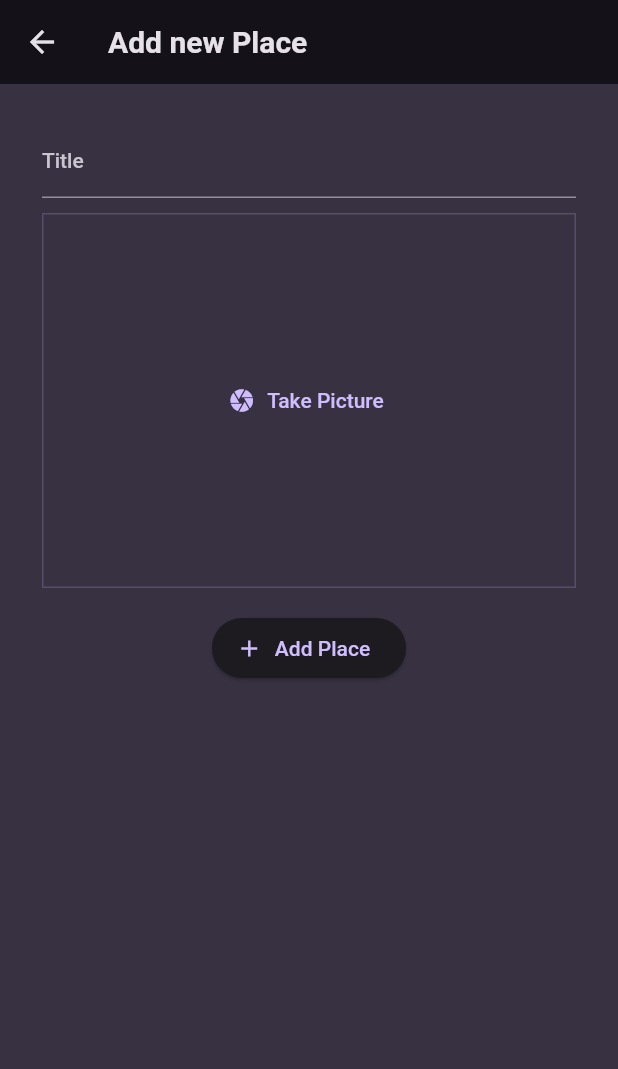
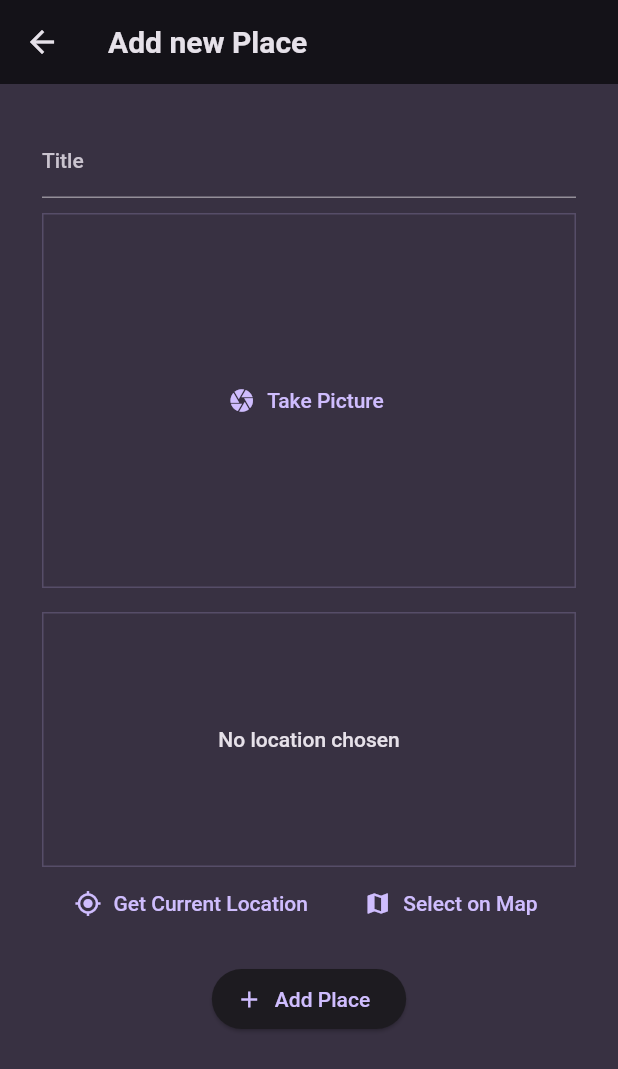
Before and after one commit to Jaehan-Kevin-Kim/Flutter_Favorite_Place, a Flutter app: the screen it shows after launch, after a tap on the "add" icon, on a phone screen of 412 x 824 dp. Shown: the top 1069 px of the screen. Run offline on Flutter 3.47's test engine with Material 2 defaults, Android fonts, the phone set to English and light mode, and no system bars; our stand-ins replace flutter_dotenv, flutter_riverpod, google_fonts, google_maps_flutter, image_picker, location; network calls fail.

Commit message:
Implemented google map features

```diff
--- a/lib/main.dart
+++ b/lib/main.dart
@@ -1,5 +1,6 @@
 import 'package:favorite_place/screens/places.dart';
 import 'package:flutter/material.dart';
+import 'package:flutter_dotenv/flutter_dotenv.dart';
 import 'package:flutter_riverpod/flutter_riverpod.dart';
 import 'package:google_fonts/google_fonts.dart';
 
@@ -21,13 +22,22 @@ final theme = ThemeData().copyWith(
       titleLarge: GoogleFonts.ubuntuCondensed(fontWeight: FontWeight.bold),
     ));
 
-void main() {
+Future<void> main() async {
+  await dotenv.load(fileName: ".env");
   runApp(
     const ProviderScope(
       child: MyApp(),
     ),
   );
 }
+
+// void main() {
+//   runApp(
+//     const ProviderScope(
+//       child: MyApp(),
+//     ),
+//   );
+// }
 
 class MyApp extends StatelessWidget {
   const MyApp({super.key});
--- a/lib/models/place.dart
+++ b/lib/models/place.dart
@@ -4,13 +4,24 @@ import 'package:uuid/uuid.dart';
 
 const uuid = Uuid();
 
+class PlaceLocation {
+  final double latitude;
+  final double longitude;
+  final String address;
+
+  const PlaceLocation(
+      {required this.latitude, required this.longitude, required this.address});
+}
+
 class Place {
   final String id;
   final String title;
   final File image;
+  final PlaceLocation location;
 
   Place({
     required this.title,
     required this.image,
+    required this.location,
   }) : id = uuid.v4();
 }
--- a/lib/screens/add_place.dart
+++ b/lib/screens/add_place.dart
@@ -3,6 +3,7 @@ import 'dart:io';
 import 'package:favorite_place/models/place.dart';
 import 'package:favorite_place/providers/user_places_provider.dart';
 import 'package:favorite_place/widgets/image_input.dart';
+import 'package:favorite_place/widgets/location_input.dart';
 import 'package:flutter/material.dart';
 import 'package:flutter_riverpod/flutter_riverpod.dart';
 
@@ -16,6 +17,7 @@ class AddPlaceScreen extends ConsumerStatefulWidget {
 class _AddPlaceState extends ConsumerState<AddPlaceScreen> {
   final _titleController = TextEditingController();
   File? _selectedImage;
+  PlaceLocation? _selectedLocation;
 
   @override
   void dispose() {
@@ -26,13 +28,15 @@ class _AddPlaceState extends ConsumerState<AddPlaceScreen> {
   void _onSavePlace() {
     final enteredTitle = _titleController.text;
 
-    if (enteredTitle.isEmpty || _selectedImage == null) {
+    if (enteredTitle.isEmpty ||
+        _selectedImage == null ||
+        _selectedLocation == null) {
       return;
     }
 
     ref
         .read(userPlacesProvider.notifier)
-        .addPlace(_titleController.text, _selectedImage!);
+        .addPlace(_titleController.text, _selectedImage!, _selectedLocation!);
 
     Navigator.of(context).pop();
   }
@@ -66,6 +70,13 @@ class _AddPlaceState extends ConsumerState<AddPlaceScreen> {
             const SizedBox(
               height: 16,
             ),
+            LocationInput(onSelectLocation: (location) {
+              _selectedLocation = location;
+            }),
+
+            const SizedBox(
+              height: 16,
+            ),
             ElevatedButton.icon(
                 onPressed: _onSavePlace,
                 icon: const Icon(Icons.add),
--- /dev/null
+++ b/lib/widgets/location_input.dart
@@ -0,0 +1,172 @@
+import 'dart:convert';
+
+import 'package:favorite_place/models/place.dart';
+import 'package:favorite_place/screens/map.dart';
+import 'package:flutter/material.dart';
+import 'package:flutter_dotenv/flutter_dotenv.dart';
+import 'package:google_maps_flutter/google_maps_flutter.dart';
+import 'package:location/location.dart';
+import 'package:http/http.dart' as http;
+
+class LocationInput extends StatefulWidget {
+  final void Function(PlaceLocation location) onSelectLocation;
+
+  const LocationInput({super.key, required this.onSelectLocation});
+
+  @override
+  State<LocationInput> createState() {
+    return _LocationInput();
+  }
+}
+
+class _LocationInput extends State<LocationInput> {
+  PlaceLocation? _pickedLocation;
+  bool _isGettingLocation = false;
+
+  String get staticLocationImage {
+    if (_pickedLocation == null) {
+      return '';
+    }
+    final lat = _pickedLocation!.latitude;
+    final lng = _pickedLocation!.longitude;
+
+    return "https://maps.googleapis.com/maps/api/staticmap?center$lat,$lng&zoom=16&size=600x300&maptype=roadmap&markers=color:red%7Clabel:A%7C$lat,$lng&key=${dotenv.env['GOOGLE_API']}";
+  }
+
+  Future<void> _savePlace(double latitude, double longitude) async {
+    final url = Uri.parse(
+        "https://maps.googleapis.com/maps/api/geocode/json?latlng=$latitude,$longitude&key=${dotenv.env['GOOGLE_API']}");
+
+    final response = await http.get(url);
+    final resData = json.decode(response.body);
+    final address = resData['results'][0]['formatted_address'];
+
+    setState(() {
+      _pickedLocation = PlaceLocation(
+          latitude: latitude, longitude: longitude, address: address);
+      _isGettingLocation = false;
+    });
+    widget.onSelectLocation(_pickedLocation!);
+  }
+
+  void _getCurrentLocation() async {
+    Location location = Location();
+
+    bool serviceEnabled;
+    PermissionStatus permissionGranted;
+    LocationData locationData;
+
+    serviceEnabled = await location.serviceEnabled();
+    if (!serviceEnabled) {
+      serviceEnabled = await location.requestService();
+      if (!serviceEnabled) {
+        return;
+      }
+    }
+
+    permissionGranted = await location.hasPermission();
+    if (permissionGranted == PermissionStatus.denied) {
+      permissionGranted = await location.requestPermission();
+      if (permissionGranted != PermissionStatus.granted) {
+        return;
+      }
+    }
+
+    setState(() {
+      _isGettingLocation = true;
+    });
+
+    locationData = await location.getLocation();
+    // print('${locationData.latitude},  ${locationData.longitude}');
+
+    final lat = locationData.latitude;
+    final lng = locationData.longitude;
+
+    if (lat == null || lng == null) {
+      return;
+    }
+    _savePlace(lat, lng);
+
+    // final url = Uri.parse(
+    //     "https://maps.googleapis.com/maps/api/geocode/json?latlng=$lat,$lng&key=${dotenv.env['GOOGLE_API']}");
+
+    // final response = await http.get(url);
+    // final resData = json.decode(response.body);
+    // final address = resData['results'][0]['formatted_address'];
+
+    // setState(() {
+    //   _pickedLocation =
+    //       PlaceLocation(latitude: lat, longitude: lng, address: address);
+    //   _isGettingLocation = false;
+    // });
+    // widget.onSelectLocation(_pickedLocation!);
+  }
+
+  void _selectOnMap() async {
+    final pickedLocation = await Navigator.of(context).push<LatLng>(
+      MaterialPageRoute(
+        builder: (ctx) => const MapScreen(),
+      ),
+    );
+
+    if (pickedLocation == null) {
+      return;
+    }
+    _savePlace(pickedLocation.latitude, pickedLocation.longitude);
+  }
+
+  @override
+  Widget build(BuildContext context) {
+    Widget previewContent = Text(
+      "No location chosen",
+      textAlign: TextAlign.center,
+      style: Theme.of(context)
+          .textTheme
+          .bodyLarge!
+          .copyWith(color: Theme.of(context).colorScheme.onBackground),
+    );
+
+    if (_pickedLocation != null) {
+      previewContent = Image.network(
+        staticLocationImage,
+        fit: BoxFit.cover,
+        width: double.infinity,
+        height: double.infinity,
+      );
+    }
+
+    if (_isGettingLocation) {
+      previewContent = const CircularProgressIndicator();
+    }
+
+    return Column(
+      children: [
+        Container(
+          height: 170,
+          width: double.infinity,
+          alignment: Alignment.center,
+          decoration: BoxDecoration(
+            border: Border.all(
+              width: 1,
+              color: Theme.of(context).colorScheme.primary.withOpacity(0.2),
+            ),
+          ),
+          child: previewContent,
+        ),
+        Row(
+          mainAxisAlignment: MainAxisAlignment.spaceEvenly,
+          children: [
+            TextButton.icon(
+                onPressed: _getCurrentLocation,
+                icon: const Icon(Icons.gps_fixed),
+                label: const Text("Get Current Location")),
+            TextButton.icon(
+                onPressed: _selectOnMap,
+                icon: const Icon(Icons.map),
+                label: const Text("Select on Map")),
+          ],
+        ),
+      ],
+    );
+  }
+}
```
Also changed, not shown: lib/providers/user_places_provider.dart (+10 -2 lines), lib/screens/map.dart (added, +70 -0 lines), lib/screens/place_detail.dart (+55 -12 lines), lib/widgets/places_list.dart (+7 -0 lines), pubspec.yaml (+9 -5 lines), pubspec.lock, 7 other files.
